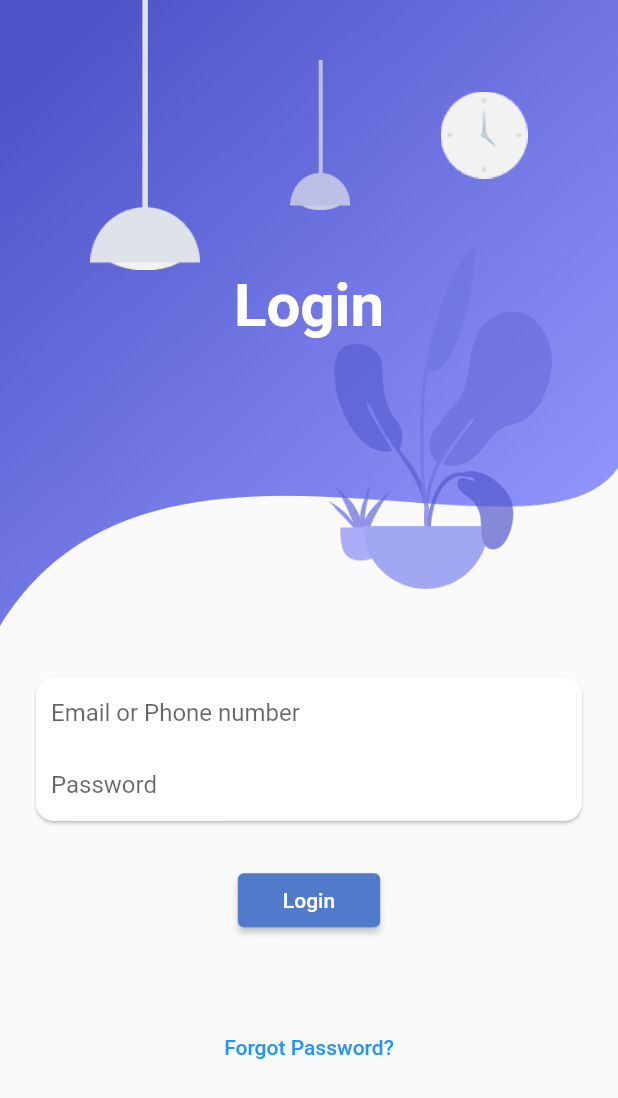
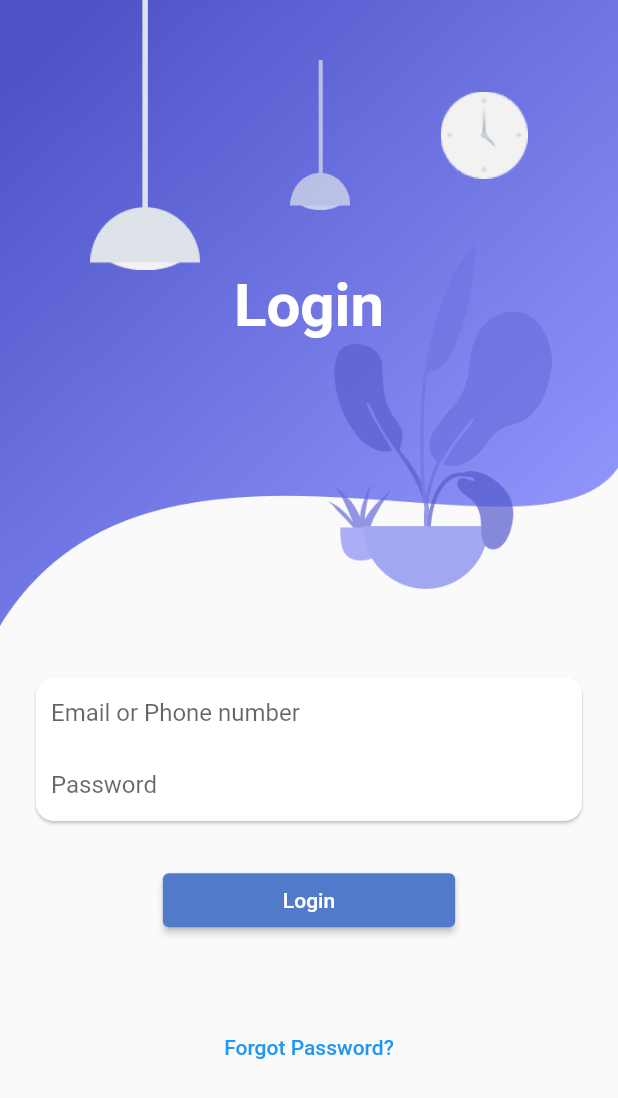
Before and after one commit to NeloverWAburas/LogInRepo, a Flutter app: the screen it shows after launch, on a phone screen of 412 x 824 dp. Shown: the top 1098 px of the screen. Run offline on Flutter 3.47's test engine with Material 2 defaults, Android fonts, the phone set to English and light mode, and no system bars.

```diff
--- a/lib/screens/login_screen.dart
+++ b/lib/screens/login_screen.dart
@@ -75,7 +75,8 @@ class LoginScreen extends StatelessWidget {
                 child: Text("Login"),
                 style: ButtonStyle(
                   backgroundColor: MaterialStateProperty.all(Color(0xff517bca)),
-                  padding: MaterialStateProperty.all(EdgeInsets.symmetric(horizontal: 30)),
+                  padding: MaterialStateProperty.all(
+                      EdgeInsets.symmetric(horizontal: 80)),
                 ),
               ),
               SizedBox(height: 50),
```
Also changed, not shown: 1 other file.
